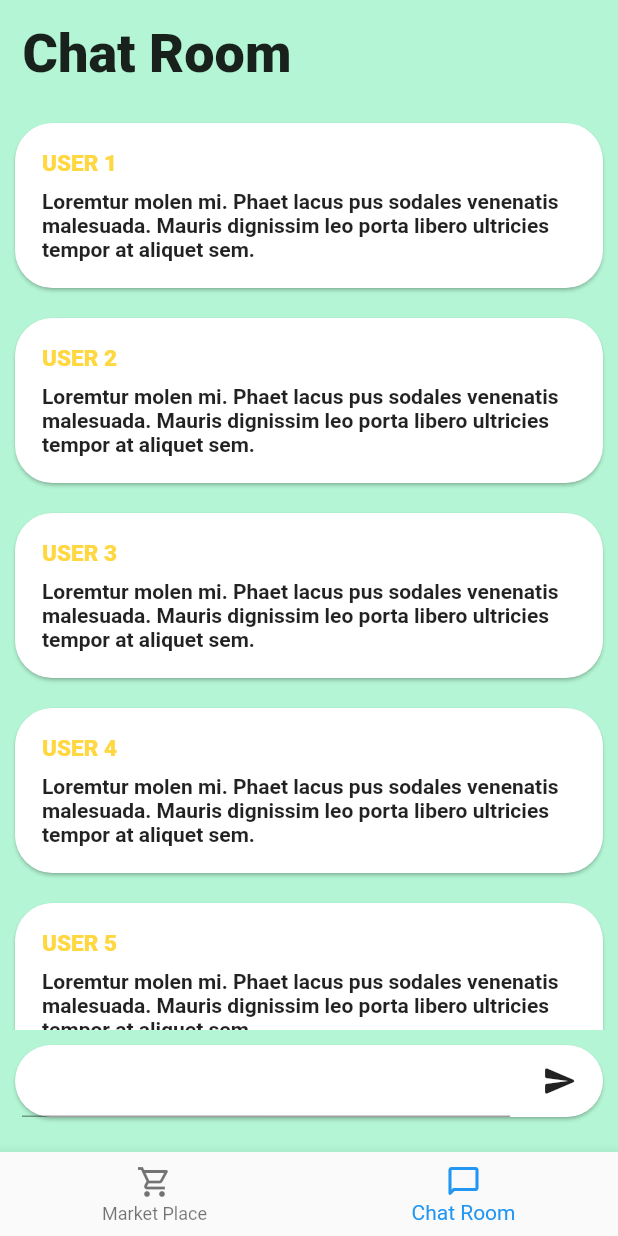
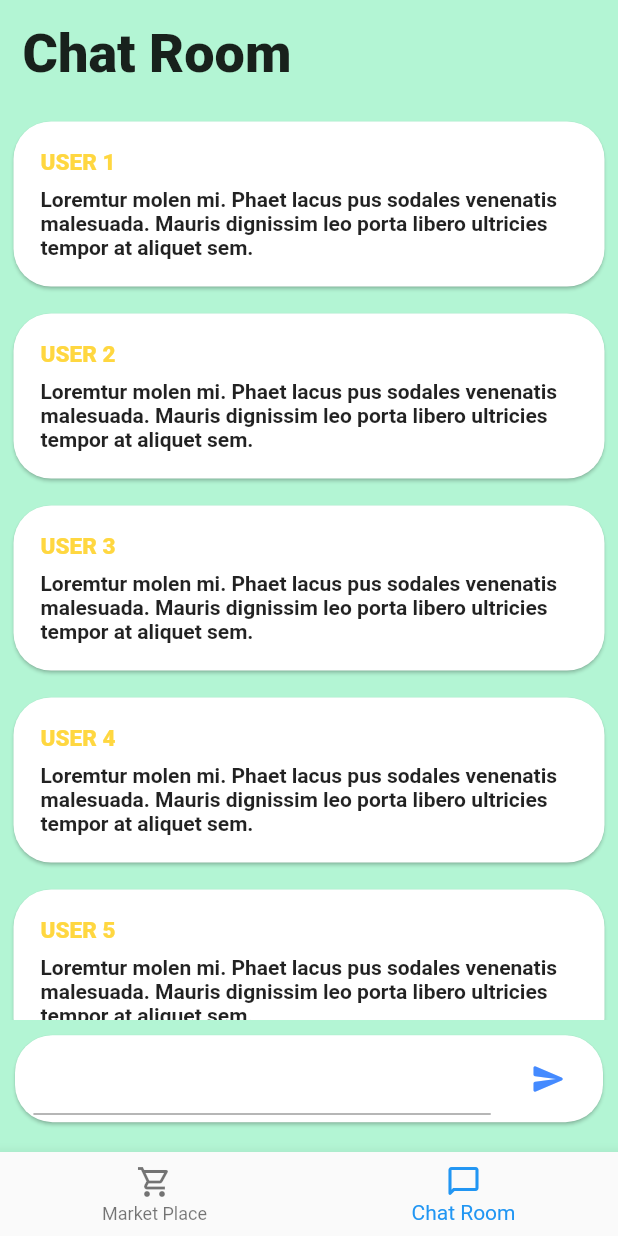
Before and after one commit to aaarc/FarmFriend, a Flutter app: the screen it shows after launch, item 2 of the bottom bar chosen, on a phone screen of 412 x 824 dp. Run offline on Flutter 3.47's test engine with Material 2 defaults, Android fonts, the light colour scheme and no system bars.

Commit message:
ui_updates

```diff
--- a/lib/chatroom.dart
+++ b/lib/chatroom.dart
@@ -32,7 +32,7 @@ class _chatroom_pageState extends State<chatroom_page> {
             padding: const EdgeInsets.all(15.0),
             child: Text("Chat Room",style: TextStyle(fontWeight: FontWeight.w800,fontSize: 36)),
           ),
-            SizedBox(height:MediaQuery.of(context).size.height*0.746,
+            SizedBox(height:MediaQuery.of(context).size.height*0.738,
               child: SingleChildScrollView(physics: AlwaysScrollableScrollPhysics(),
                 child:
                 Column(
@@ -44,7 +44,7 @@ class _chatroom_pageState extends State<chatroom_page> {
                         itemBuilder:(BuildContext context,int index)
                         {
                           return Padding(
-                            padding: const EdgeInsets.all(6.0),
+                            padding: const EdgeInsets.all(5.0),
                             child: Card(shape:RoundedRectangleBorder(borderRadius:BorderRadius.circular(25)),child:
                             Padding(
                               padding: const EdgeInsets.all(18.0),
@@ -59,9 +59,12 @@ class _chatroom_pageState extends State<chatroom_page> {
             Padding(
               padding: const EdgeInsets.all(6.0),
               child: Card(shape: RoundedRectangleBorder(borderRadius: BorderRadius.circular(25)),
-                child: Row(mainAxisAlignment: MainAxisAlignment.spaceAround,children: [
-                  SizedBox(width: MediaQuery.of(context).size.width*0.79,child: TextFormField(controller: message_controller,)),IconButton(onPressed: (){}, icon:Icon(Icons.send_rounded))
-                ],),
+                child: Padding(
+                  padding: const EdgeInsets.all(5.0),
+                  child: Row(mainAxisAlignment: MainAxisAlignment.spaceAround,children: [
+                    SizedBox(width: MediaQuery.of(context).size.width*0.74,child: TextFormField(controller: message_controller,)),IconButton(onPressed: (){}, color: Colors.blueAccent,icon:Icon(Icons.send_rounded))
+                  ],),
+                ),
               ),
             )
           ],
```
